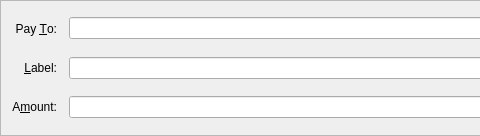
greekcoin/e, file src/qt/forms/sendcoinsentry.ui: the form before one commit; both pictures show x 0 to 480 and y 0 to 136 of the 729 by 136 pixel window.
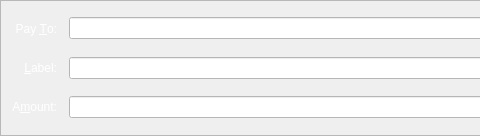
The form after the commit. Icons and pictures are not drawn. Custom widgets are drawn as their Qt base class.

```diff
--- a/src/qt/forms/sendcoinsentry.ui
+++ b/src/qt/forms/sendcoinsentry.ui
@@ -25,6 +25,43 @@
    </property>
    <item row="5" column="0">
     <widget class="QLabel" name="label">
+     <property name="palette">
+      <palette>
+       <active>
+        <colorrole role="WindowText">
+         <brush brushstyle="SolidPattern">
+          <color alpha="255">
+           <red>255</red>
+           <green>255</green>
+           <blue>255</blue>
+          </color>
+         </brush>
+        </colorrole>
+       </active>
+       <inactive>
+        <colorrole role="WindowText">
+         <brush brushstyle="SolidPattern">
+          <color alpha="255">
+           <red>255</red>
+           <green>255</green>
+           <blue>255</blue>
+          </color>
+         </brush>
+        </colorrole>
+       </inactive>
+       <disabled>
+        <colorrole role="WindowText">
+         <brush brushstyle="SolidPattern">
+          <color alpha="255">
+           <red>106</red>
+           <green>104</green>
+           <blue>100</blue>
+          </color>
+         </brush>
+        </colorrole>
+       </disabled>
+      </palette>
+     </property>
      <property name="text">
       <string>A&amp;mount:</string>
      </property>
@@ -38,6 +75,43 @@
    </item>
    <item row="3" column="0">
     <widget class="QLabel" name="label_2">
+     <property name="palette">
+      <palette>
+       <active>
+        <colorrole role="WindowText">
+         <brush brushstyle="SolidPattern">
+          <color alpha="255">
+           <red>255</red>
+           <green>255</green>
+           <blue>255</blue>
+          </color>
+         </brush>
+        </colorrole>
+       </active>
+       <inactive>
+        <colorrole role="WindowText">
+         <brush brushstyle="SolidPattern">
+          <color alpha="255">
+           <red>255</red>
+           <green>255</green>
+           <blue>255</blue>
+          </color>
+         </brush>
+        </colorrole>
+       </inactive>
+       <disabled>
+        <colorrole role="WindowText">
+         <brush brushstyle="SolidPattern">
+          <color alpha="255">
+           <red>106</red>
+           <green>104</green>
+           <blue>100</blue>
+          </color>
+         </brush>
+        </colorrole>
+       </disabled>
+      </palette>
+     </property>
      <property name="text">
       <string>Pay &amp;To:</string>
      </property>
@@ -50,10 +124,51 @@
     </widget>
    </item>
    <item row="5" column="1">
-    <widget class="BitcoinAmountField" name="payAmount"/>
+    <widget class="BitcoinAmountField" name="payAmount">
+     <property name="styleSheet">
+      <string notr="true">background-color: rgb(255, 255, 255);</string>
+     </property>
+    </widget>
    </item>
    <item row="4" column="0">
     <widget class="QLabel" name="label_4">
+     <property name="palette">
+      <palette>
+       <active>
+        <colorrole role="WindowText">
+         <brush brushstyle="SolidPattern">
+          <color alpha="255">
+           <red>255</red>
+           <green>255</green>
+           <blue>255</blue>
+          </color>
+         </brush>
+        </colorrole>
+       </active>
+       <inactive>
+        <colorrole role="WindowText">
+         <brush brushstyle="SolidPattern">
+          <color alpha="255">
+           <red>255</red>
+           <green>255</green>
+           <blue>255</blue>
+          </color>
+         </brush>
+        </colorrole>
+       </inactive>
+       <disabled>
+        <colorrole role="WindowText">
+         <brush brushstyle="SolidPattern">
+          <color alpha="255">
+           <red>106</red>
+           <green>104</green>
+           <blue>100</blue>
+          </color>
+         </brush>
+        </colorrole>
+       </disabled>
+      </palette>
+     </property>
      <property name="text">
       <string>&amp;Label:</string>
      </property>
@@ -75,6 +190,9 @@
        <property name="toolTip">
         <string>The address to send the payment to (e.g. 1NS17iag9jJgTHD1VXjvLCEnZuQ3rJDE9L)</string>
        </property>
+       <property name="styleSheet">
+        <string notr="true">background-color: rgb(255, 255, 255);</string>
+       </property>
        <property name="maxLength">
         <number>34</number>
        </property>
@@ -135,6 +253,9 @@
      <property name="toolTip">
       <string>Enter a label for this address to add it to your address book</string>
      </property>
+     <property name="styleSheet">
+      <string notr="true">background-color: rgb(255, 255, 255);</string>
+     </property>
     </widget>
    </item>
   </layout>
```
